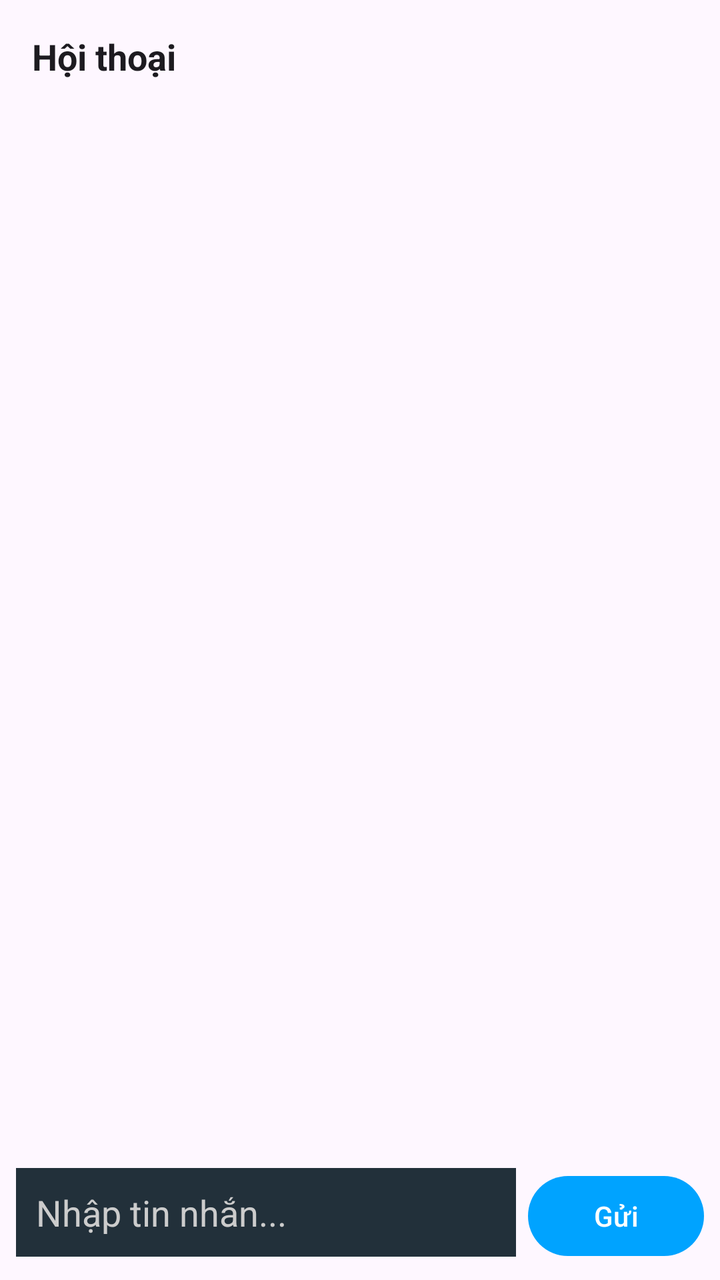
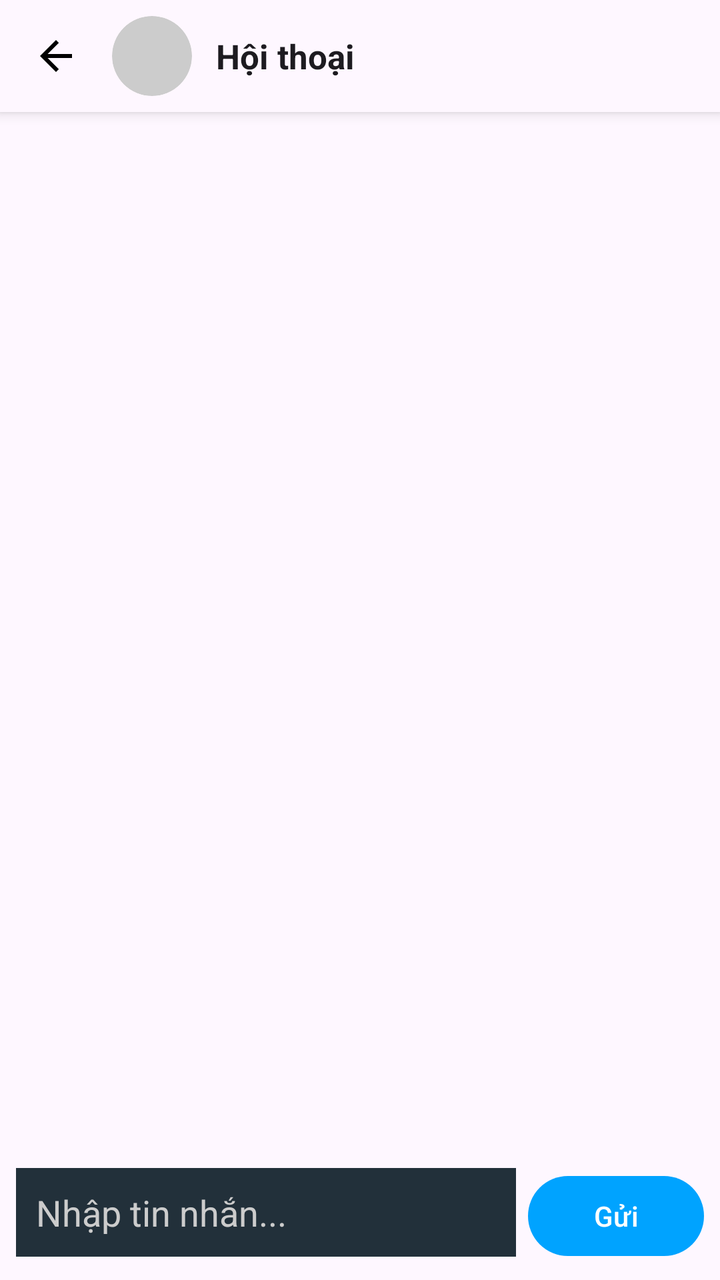

Screens rendered from an Android XML layout before and after an edit, with the pre-edit source and the edit as a unified diff.
<!-- AndroidManifest.xml: application theme Theme.BTLAND -->
<!-- res/layout/activity_chat.xml -->
<?xml version="1.0" encoding="utf-8"?>
<LinearLayout xmlns:android="http://schemas.android.com/apk/res/android"
    android:layout_width="match_parent"
    android:layout_height="match_parent"
    android:background="?attr/colorSurface"
    android:orientation="vertical">

    <TextView
        android:id="@+id/txtChatTitle"
        android:layout_width="match_parent"
        android:layout_height="wrap_content"
        android:padding="16dp"
        android:text="Hội thoại"
        android:textColor="?attr/colorOnSurface"
        android:textSize="18sp"
        android:textStyle="bold" />

    <androidx.recyclerview.widget.RecyclerView
        android:id="@+id/recyclerMessages"
        android:layout_width="match_parent"
        android:layout_height="0dp"
        android:layout_weight="1" />

    <LinearLayout
        android:layout_width="match_parent"
        android:layout_height="wrap_content"
        android:background="?attr/colorSurface"
        android:padding="8dp">

        <EditText
            android:id="@+id/edtMessage"
            android:layout_width="0dp"
            android:layout_height="wrap_content"
            android:layout_weight="1"
            android:background="#22303A"
            android:hint="Nhập tin nhắn..."
            android:padding="10dp"
            android:textColor="@android:color/white"
            android:textColorHint="#CCCCCC" />

        <Button
            android:id="@+id/btnSend"
            android:layout_width="wrap_content"
            android:layout_height="wrap_content"
            android:layout_marginStart="6dp"
            android:text="Gửi" />
    </LinearLayout>

</LinearLayout>
<!-- resources referenced by this layout -->
<resources>
  <style name="Theme.BTLAND" parent="Theme.Material3.DayNight.NoActionBar">
          <item name="colorPrimary">@color/blue_primary</item>
          <item name="colorSecondary">@color/orange_primary</item>
          <item name="colorOnPrimary">@color/white</item>
          <item name="android:statusBarColor">?attr/colorSurface</item>
          <item name="android:navigationBarColor">?attr/colorSurface</item>
          <item name="android:windowBackground">?attr/colorSurface</item>
      </style>
  <color name="blue_primary">#00A3FF</color>
  <color name="orange_primary">#FF8A00</color>
  <color name="white">#FFFFFF</color>
</resources>

<!-- the commit's change to res/layout/activity_chat.xml (unified diff, before → after) -->
@@ -5,15 +5,46 @@
     android:background="?attr/colorSurface"
     android:orientation="vertical">
 
-    <TextView
-        android:id="@+id/txtChatTitle"
+    
+    <LinearLayout
+        android:id="@+id/chatHeader"
         android:layout_width="match_parent"
-        android:layout_height="wrap_content"
-        android:padding="16dp"
-        android:text="Hội thoại"
-        android:textColor="?attr/colorOnSurface"
-        android:textSize="18sp"
-        android:textStyle="bold" />
+        android:layout_height="56dp"
+        android:background="?attr/colorSurface"
+        android:elevation="4dp"
+        android:gravity="center_vertical"
+        android:orientation="horizontal"
+        android:paddingHorizontal="8dp">
+
+        <ImageButton
+            android:id="@+id/btnBack"
+            android:layout_width="40dp"
+            android:layout_height="40dp"
+            android:background="?attr/selectableItemBackgroundBorderless"
+            android:contentDescription="Back"
+            android:src="@drawable/ic_arrow_back" />
+
+        <ImageView
+            android:id="@+id/imgReceiverAvatar"
+            android:layout_width="40dp"
+            android:layout_height="40dp"
+            android:layout_marginStart="8dp"
+            android:background="@drawable/circle_avatar_bg"
+            android:clipToOutline="true"
+            android:scaleType="centerCrop" />
+
+        <TextView
+            android:id="@+id/txtChatTitle"
+            android:layout_width="0dp"
+            android:layout_height="wrap_content"
+            android:layout_marginStart="12dp"
+            android:layout_weight="1"
+            android:text="Hội thoại"
+            android:textColor="?attr/colorOnSurface"
+            android:textSize="17sp"
+            android:textStyle="bold" />
+
+    </LinearLayout>
 
     <androidx.recyclerview.widget.RecyclerView
         android:id="@+id/recyclerMessages"
<!-- resource entries referenced after the edit -->
@@ -1,5 +1,17 @@
 <!-- resources referenced by this layout -->
 <resources>
+  <!-- drawable circle_avatar_bg (drawable) -->
+  <?xml version="1.0" encoding="utf-8"?>
+  <shape xmlns:android="http://schemas.android.com/apk/res/android"
+      android:shape="oval">
+      <solid android:color="#CCCCCC" />
+  </shape>
+  <!-- drawable ic_arrow_back (drawable) -->
+  <vector xmlns:android="http://schemas.android.com/apk/res/android" android:autoMirrored="true" android:height="24dp" android:tint="#000000" android:viewportHeight="24" android:viewportWidth="24" android:width="24dp">
+        
+      <path android:fillColor="@android:color/white" android:pathData="M20,11H7.83l5.59,-5.59L12,4l-8,8 8,8 1.41,-1.41L7.83,13H20v-2z"/>
+      
+  </vector>
   <style name="Theme.BTLAND" parent="Theme.Material3.DayNight.NoActionBar">
           <item name="colorPrimary">@color/blue_primary</item>
           <item name="colorSecondary">@color/orange_primary</item>
